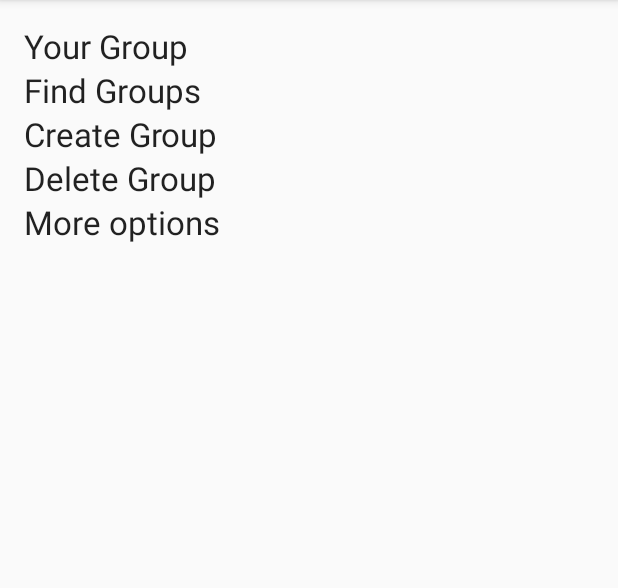
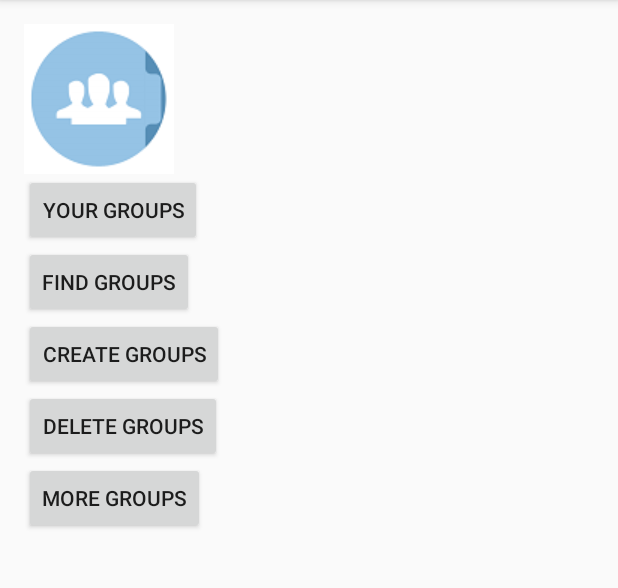
Before and after one commit to DanielBordig/StudySmartFragmentApp, an Android app: the fragment Group_txt_frag placed in its activity, on a phone screen of 412 x 824 dp, the part 84-672 px from its top. Run offline under Robolectric (Android 15) with nearby library versions, the phone set to English and light mode, and no system bars; libraries missing offline, so code that uses them is left out: com.firebase.client.

Commit message:
different class, layout, mipmap changes

```diff
--- a/app/src/main/java/com/example/danielbordig/studyssmartfragment/Group_txt_frag.java
+++ b/app/src/main/java/com/example/danielbordig/studyssmartfragment/Group_txt_frag.java
@@ -5,6 +5,7 @@ import android.os.Bundle;
 import android.view.LayoutInflater;
 import android.view.View;
 import android.view.ViewGroup;
+import android.widget.ImageView;
 import android.widget.TextView;
 
 /**
@@ -25,19 +26,26 @@ public class Group_txt_frag extends Fragment implements View.OnClickListener {
         super.onCreate(savedInstanceState);
 
         }
+
+    int[] logopic = new int[]{
+            R.mipmap.groupicon,
+    };
     @Override
     public View onCreateView(LayoutInflater inflater, ViewGroup container,Bundle savedInstanceState) {
         View root = inflater.inflate(R.layout.grouptxt, container, false);
 
-        yourgroup = (TextView)root.findViewById(R.id.yourgroupstxt);
+        ImageView ico = (ImageView) root.findViewById(R.id.grp);
+        ico.setImageResource(logopic[0]);
+
+        yourgroup = (TextView)root.findViewById(R.id.buttyrg);
         yourgroup.setOnClickListener(this);
-        findgroups = (TextView)root.findViewById(R.id.findgroupstxt);
+        findgroups = (TextView)root.findViewById(R.id.buttfndg);
         findgroups.setOnClickListener(this);
-        creategroups = (TextView)root.findViewById(R.id.creatgroupstxt);
+        creategroups = (TextView)root.findViewById(R.id.buttcrtg);
         creategroups.setOnClickListener(this);
-        deletegroups= (TextView)root.findViewById(R.id.deletegroupstxt);
+        deletegroups= (TextView)root.findViewById(R.id.buttdelt);
         deletegroups.setOnClickListener(this);
-        moreoption = (TextView)root.findViewById(R.id.morestxt);
+        moreoption = (TextView)root.findViewById(R.id.buttmore);
         moreoption.setOnClickListener(this);
 
 return root;
--- a/app/src/main/java/com/example/danielbordig/studyssmartfragment/Groups_Fragment.java
+++ b/app/src/main/java/com/example/danielbordig/studyssmartfragment/Groups_Fragment.java
@@ -1,5 +1,6 @@
 package com.example.danielbordig.studyssmartfragment;
 
+import android.content.Context;
 import android.os.Bundle;
 import android.app.Fragment;
 import android.view.LayoutInflater;
@@ -17,18 +18,25 @@ public class Groups_Fragment extends Fragment  implements AdapterView.OnItemSele
     private String mParam1;
     private String mParam2;
 
-  //  ArrayList<Integer> coursesAll = new ArrayList<Integer>();
 
-   // int[] yourgroups = { R.mipmap.fin};
 
-    String[] groups = { "BMP","NS","FIN","SD", "MO"};
-    String[] yourgroups = {"BMP","NS","FIN","SD", "MO" };
-    String[] fingroup = {"BMP","NS","FIN","SD", "MO" };
-    String[] crgroup = { "1", "2", "2", "4",};
-    String[] delgroup = { "Unlimited", "5", "10", "15",};
-    String[] morgroup = { "messages", "discusions", "metups", "exstra",};
+    GroupImages[] test = new GroupImages[]{
+        new GroupImages(R.mipmap.bmp),
+        new GroupImages(R.mipmap.ds),
+        new GroupImages(R.mipmap.fin),
+        new GroupImages(R.mipmap.bmp),
+        new GroupImages(R.mipmap.bmp),
+        new GroupImages(R.mipmap.bmp),
+        new GroupImages(R.mipmap.bmp),
+    };
 
-    //ArrayDatabase arrayDatabase = new ArrayDatabase();
+
+////    String[] groups = {""};
+   String[] yourgroups = {"BMP","NS","FIN","SD", "MO" };
+   String[] fingroup = {"BMP","NS","FIN","SD", "MO" };
+   String[] crgroup = { "1", "2", "2", "4",};
+   String[] delgroup = { "Unlimited", "5", "10", "15",};
+   String[] morgroup = { "messages", "discusions", "metups", "exstra",};
 
 
     public Groups_Fragment() {
@@ -43,14 +51,16 @@ public class Groups_Fragment extends Fragment  implements AdapterView.OnItemSele
             mParam2 = getArguments().getString(ARG_PARAM2);
         }
     }
+//    int[] pic1 = new int[R.mipmap.create];
+//    int[] pic2 = new int[R.mipmap.delete];
 
     int[] logopic = new int[]{
-            R.mipmap.groupicon,
-            R.mipmap.bmp,
-            R.mipmap.ns,
+           // R.mipmap.groupicon,
+            R.mipmap.create,
+            R.mipmap.delete,
             R.mipmap.fin,
             R.mipmap.ds,
-            R.mipmap.mo,
+            R.mipmap.mo
    };
 
 
@@ -59,29 +69,46 @@ public class Groups_Fragment extends Fragment  implements AdapterView.OnItemSele
         View root = inflater.inflate(R.layout.fragment_groups, container, false);
         System.out.println("ocreatview start");
 
-        ImageView  ico = (ImageView) root.findViewById(R.id.imageView);
+      // ImageView  ico = (ImageView) root.findViewById(R.id.imageView);
         ImageView  iv = (ImageView) root.findViewById(R.id.imageView1);
         ImageView  iv2 = (ImageView) root.findViewById(R.id.imageView2);
         ImageView  iv3 = (ImageView) root.findViewById(R.id.imageView3);
         ImageView  iv4 = (ImageView) root.findViewById(R.id.imageView4);
         ImageView  iv5 = (ImageView) root.findViewById(R.id.imageView5);
 
-        ico.setImageResource(logopic[0]);
-        iv.setImageResource(logopic[1]);
-        iv2.setImageResource(logopic[2]);
-        iv3.setImageResource(logopic[3]);
-        iv4.setImageResource(logopic[4]);
-        iv5.setImageResource(logopic[5]);
+       // ico.setImageResource(logopic[0]);
+        iv.setImageResource(logopic[0]);
+        iv2.setImageResource(logopic[1]);
+        iv3.setImageResource(logopic[2]);
+        iv4.setImageResource(logopic[3]);
+        iv5.setImageResource(logopic[4]);
 
-        Spinner spinner = (Spinner) root.findViewById(R.id.Groups);
+       // Spinner spinner =  (Spinner) root.findViewById(R.id.grp);
         Spinner spinner1 = (Spinner) root.findViewById(R.id.yourgroupspin);
         Spinner spinner2 = (Spinner) root.findViewById(R.id.findgroupspin);
         Spinner spinner3 = (Spinner) root.findViewById(R.id.creatgroupspin);
         Spinner spinner4 = (Spinner) root.findViewById(R.id.deletegroupspin);
         Spinner spinner5 = (Spinner) root.findViewById(R.id.morespin);
 
-        ArrayAdapter adapter = new ArrayAdapter(getActivity(),R.layout.spinner_elements, R.id.overskrift,groups);
+       // ArrayAdapter adapter = new ArrayAdapter(getActivity(),R.layout.spinner_elements, R.id.overskrift,groups);
+
         ArrayAdapter adapter1 = new ArrayAdapter(getActivity(),R.layout.spinner_elements, R.id.overskrift,yourgroups);
+//        {
+//            @Override
+//            public View getView(int position, View cachedView, ViewGroup parent) {
+//                View view = super.getView(position, cachedView, parent);
+//
+//                Button beskrivelse = (Button) view.findViewById(R.id.grp);
+//                beskrivelse.setText("");
+//                ImageView billede = (ImageView) view.findViewById(R.id.imageView6);
+//               billede.setImageResource(logopic[position]);
+//                return view;
+//            }
+//        };
+
+
+        GroupImagesAdapter adape = new GroupImagesAdapter(getActivity(),R.layout.spinner_elements, test);
+
         ArrayAdapter adapter2 = new ArrayAdapter(getActivity(),R.layout.spinner_elements, R.id.overskrift, fingroup);
         ArrayAdapter adapter3 = new ArrayAdapter(getActivity(),R.layout.spinner_elements, R.id.overskrift, crgroup);
         ArrayAdapter adapter4 = new ArrayAdapter(getActivity(),R.layout.spinner_elements, R.id.overskrift, delgroup);
@@ -89,26 +116,21 @@ public class Groups_Fragment extends Fragment  implements AdapterView.OnItemSele
 
 
 
-//            @Override
-//            public View getView(int position, View convertView, ViewGroup parent) {
-//                View view = super.getView(position, convertView, parent);
-//
-//                ImageView billede = (ImageView) view.findViewById(R.id.listeelem_billede);
-//
-//                billede.setImageResource(Integer.parseInt(logopic[position]));
-//
-//                return view;
-//            }
-//        };
+       // spinner.setAdapter(adapter);
+//        spinner1.setAdapter(adapter1);
+//        spinner2.setAdapter(adapter2);
+//        spinner3.setAdapter(adapter3);
+//        spinner4.setAdapter(adapter4);
+//        spinner5.setAdapter(adapter5);
 
-        spinner.setAdapter(adapter);
-        spinner1.setAdapter(adapter1);
-        spinner2.setAdapter(adapter2);
+
+
+        spinner1.setAdapter(adape);
+        spinner2.setAdapter(adapter1);
         spinner3.setAdapter(adapter3);
         spinner4.setAdapter(adapter4);
         spinner5.setAdapter(adapter5);
 
-        spinner.setOnItemSelectedListener(this);
         spinner1.setOnItemSelectedListener(this);
         spinner2.setOnItemSelectedListener(this);
         spinner3.setOnItemSelectedListener(this);
--- a/app/src/main/res/layout/grouptxt.xml
+++ b/app/src/main/res/layout/grouptxt.xml
@@ -3,44 +3,49 @@
     android:orientation="vertical" android:layout_width="match_parent"
     android:layout_height="match_parent">
 
-    <TextView
+    <ImageView
         android:layout_width="wrap_content"
         android:layout_height="wrap_content"
-        android:textAppearance="?android:attr/textAppearanceLarge"
-        android:text="Your Group"
-        android:id="@+id/yourgroupstxt" />
+        android:id="@+id/grp" />
+
+    <Button
+        android:layout_width="wrap_content"
+        android:layout_height="wrap_content"
+        android:text="your groups"
+        android:id="@+id/buttyrg"
+        android:layout_gravity="left|center_horizontal" />
+
+    <Button
+        android:layout_width="wrap_content"
+        android:layout_height="wrap_content"
+        android:text="find groups"
+        android:id="@+id/buttfndg"
+        android:layout_gravity="left|center_horizontal" />
+
+    <Button
+        android:layout_width="wrap_content"
+        android:layout_height="wrap_content"
+        android:text="create groups"
+        android:id="@+id/buttcrtg"
+        android:layout_gravity="left|center_horizontal" />
 
 
-    <TextView
+    <Button
         android:layout_width="wrap_content"
         android:layout_height="wrap_content"
-        android:textAppearance="?android:attr/textAppearanceLarge"
-        android:text="Find Groups"
-        android:id="@+id/findgroupstxt" />
+        android:text="delete groups"
+        android:id="@+id/buttdelt"
+        android:layout_gravity="left|center_horizontal" />
 
 
-    <TextView
+
+    <Button
         android:layout_width="wrap_content"
         android:layout_height="wrap_content"
-        android:textAppearance="?android:attr/textAppearanceLarge"
-        android:text="Create Group"
-        android:id="@+id/creatgroupstxt" />
+        android:text="more groups"
+        android:id="@+id/buttmore"
+        android:layout_gravity="left|center_horizontal" />
 
-
-    <TextView
-        android:layout_width="wrap_content"
-        android:layout_height="wrap_content"
-        android:textAppearance="?android:attr/textAppearanceLarge"
-        android:text="Delete Group"
-        android:id="@+id/deletegroupstxt" />
-
-
-    <TextView
-        android:layout_width="wrap_content"
-        android:layout_height="wrap_content"
-        android:textAppearance="?android:attr/textAppearanceLarge"
-        android:text="More options"
-        android:id="@+id/morestxt" />
 
 
 </LinearLayout>
```
Also changed, not shown: app/src/main/res/layout/fragment_groups.xml (+13 -13 lines), app/src/main/res/layout/spinner_elements.xml (+12 -1 lines), app/src/main/res/mipmap-hdpi/ds.png (deleted), app/src/main/res/mipmap-hdpi/fin.png (deleted), app/src/main/res/mipmap-hdpi/mo.png (deleted), app/src/main/res/mipmap-mdpi/create.png (added), app/src/main/res/mipmap-mdpi/delete.png (added), app/src/main/res/mipmap-mdpi/ds.png (added), app/src/main/res/mipmap-mdpi/fin.png (added), app/src/main/res/mipmap-mdpi/find.png (added), app/src/main/res/mipmap-mdpi/groupicon.png (added), app/src/main/res/mipmap-mdpi/mo.png (added), app/src/main/res/mipmap-mdpi/more.png (added), app/src/main/res/mipmap-xxxhdpi/groupicon.png (deleted).
